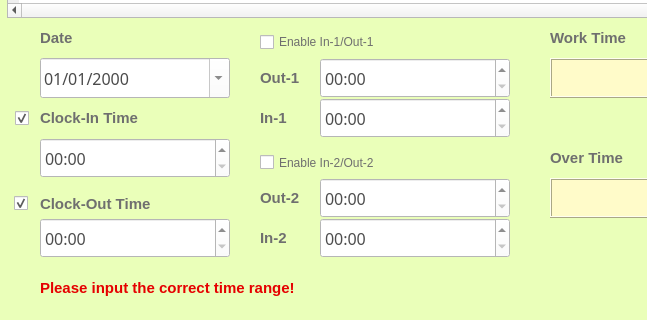
Old version of the form ui_highDPI/forgetrecord.ui in the repository Josefina-Hernandez/akt_hr_tool; both pictures show x 0 to 647 and y 392 to 712 of the 1286 by 712 pixel window.
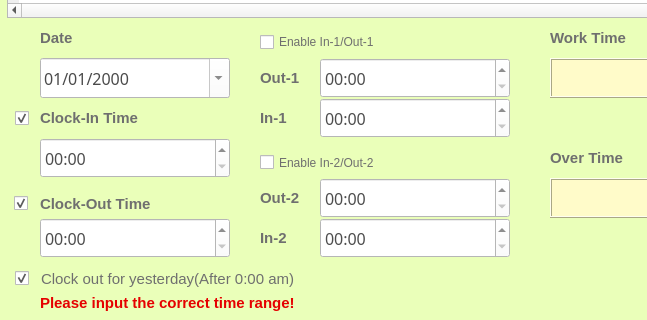
New version of the form.

```diff
--- a/ui_highDPI/forgetrecord.ui
+++ b/ui_highDPI/forgetrecord.ui
@@ -1234,7 +1234,7 @@
    <property name="geometry">
     <rect>
      <x>40</x>
-     <y>660</y>
+     <y>675</y>
      <width>380</width>
      <height>40</height>
     </rect>
@@ -1444,6 +1444,54 @@
     <number>1</number>
    </property>
   </widget>
+  <widget class="QCheckBox" name="checkBox_5">
+   <property name="geometry">
+    <rect>
+     <x>15</x>
+     <y>660</y>
+     <width>21</width>
+     <height>20</height>
+    </rect>
+   </property>
+   <property name="styleSheet">
+    <string notr="true">QCheckBox
+{
+	font-size:9pt;
+	color:rgb(111,111,111);
+}</string>
+   </property>
+   <property name="text">
+    <string/>
+   </property>
+   <property name="checked">
+    <bool>true</bool>
+   </property>
+  </widget>
+  <widget class="QLabel" name="label_12">
+   <property name="geometry">
+    <rect>
+     <x>41</x>
+     <y>655</y>
+     <width>461</width>
+     <height>31</height>
+    </rect>
+   </property>
+   <property name="font">
+    <font>
+     <pointsize>-1</pointsize>
+    </font>
+   </property>
+   <property name="styleSheet">
+    <string notr="true">QLabel
+{
+	font-size:15px;
+	color:rgb(111,111,111);
+}</string>
+   </property>
+   <property name="text">
+    <string>Clock out for yesterday(After 0:00 am)</string>
+   </property>
+  </widget>
  </widget>
  <resources/>
  <connections/>
```
